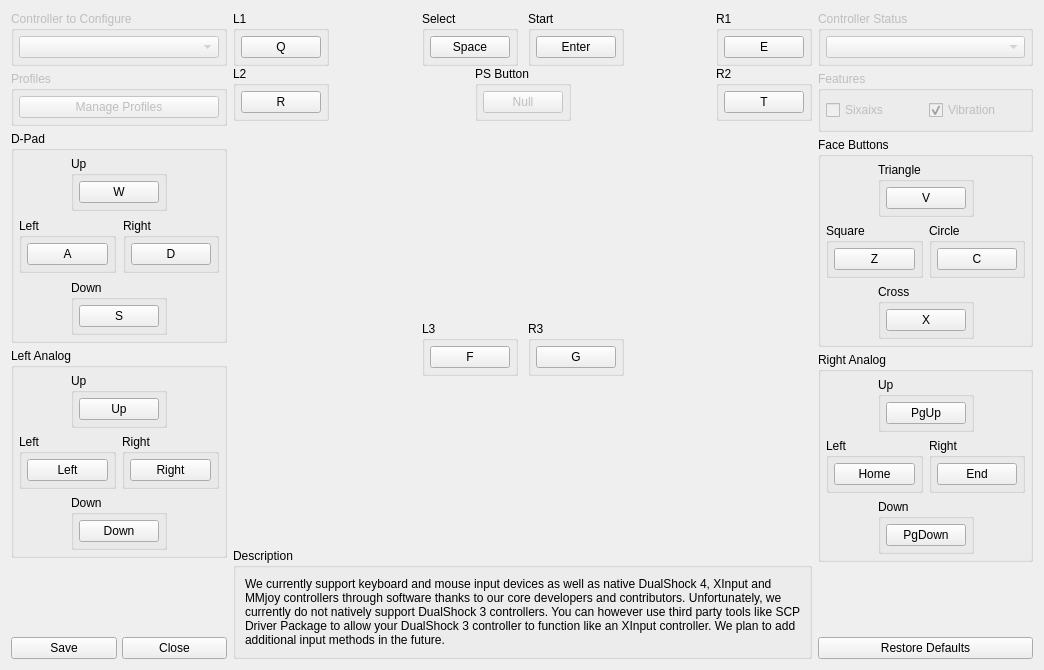
Before: the Qt Designer form rpcs3/rpcs3qt/pad_settings_dialog.ui in RPCS3/rpcs3, drawn with Qt 5.
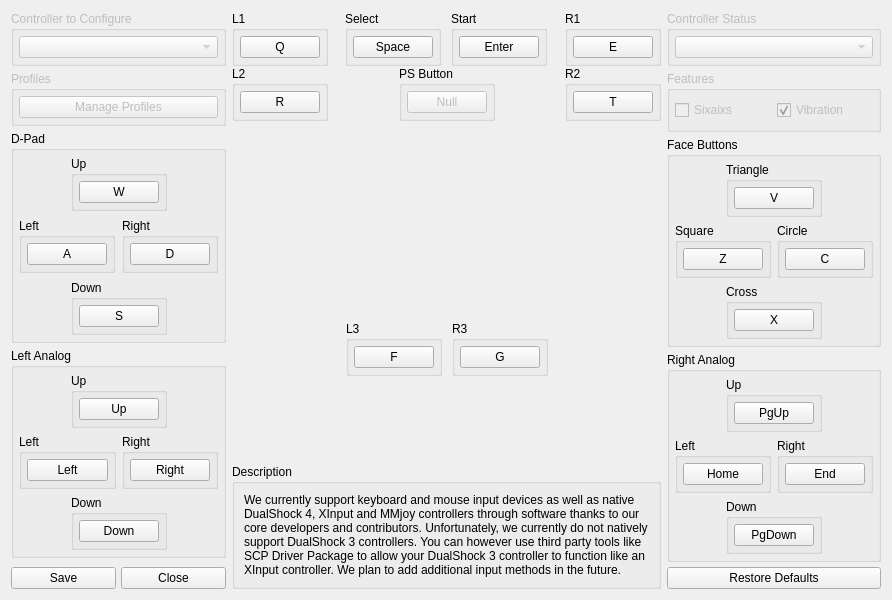
After: the same form once the commit is applied. Icons and pictures are not drawn.

```diff
--- a/rpcs3/rpcs3qt/pad_settings_dialog.ui
+++ b/rpcs3/rpcs3qt/pad_settings_dialog.ui
@@ -6,8 +6,8 @@
    <rect>
     <x>0</x>
     <y>0</y>
-    <width>1044</width>
-    <height>670</height>
+    <width>892</width>
+    <height>554</height>
    </rect>
   </property>
   <property name="windowTitle">
@@ -569,7 +569,7 @@
        <property name="sizeHint" stdset="0">
         <size>
          <width>20</width>
-         <height>40</height>
+         <height>0</height>
         </size>
        </property>
       </spacer>
@@ -927,6 +927,18 @@
         </size>
        </property>
        <layout class="QHBoxLayout" name="horizontalLayout_19">
+        <property name="leftMargin">
+         <number>0</number>
+        </property>
+        <property name="topMargin">
+         <number>0</number>
+        </property>
+        <property name="rightMargin">
+         <number>0</number>
+        </property>
+        <property name="bottomMargin">
+         <number>0</number>
+        </property>
         <item>
          <widget class="QLabel" name="label">
           <property name="maximumSize">
@@ -1058,7 +1070,7 @@
        <property name="sizeHint" stdset="0">
         <size>
          <width>20</width>
-         <height>40</height>
+         <height>0</height>
         </size>
        </property>
       </spacer>
@@ -1657,7 +1669,7 @@
        <property name="sizeHint" stdset="0">
         <size>
          <width>20</width>
-         <height>40</height>
+         <height>0</height>
         </size>
        </property>
       </spacer>
```
Left out of the diff: 4 changed lines with no effect on the pictures.
